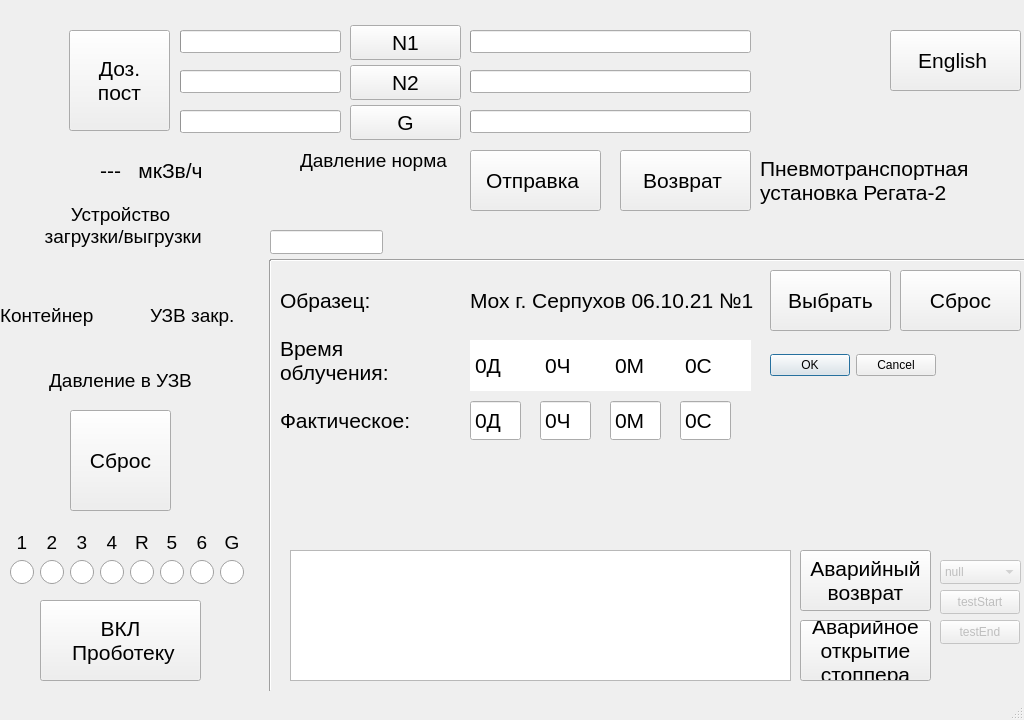
beeleph/PanelRegata2, file mainwindow.ui: the form before one commit.
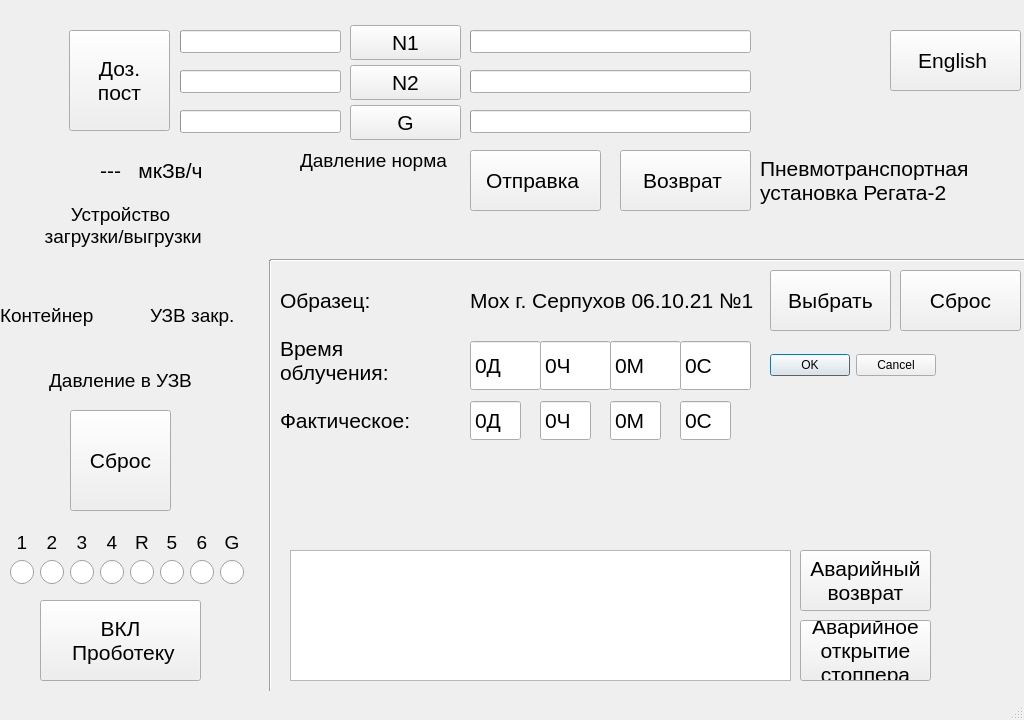
The form after the commit. Icons and pictures are not drawn. Custom widgets are drawn as their Qt base class.

Commit message:
tyring to catch the bug with maximumDOze == 0;
also reduce the timer to autoReturn when return button is pressed.

```diff
--- a/mainwindow.ui
+++ b/mainwindow.ui
@@ -1065,12 +1065,7 @@
      </font>
     </property>
     <property name="styleSheet">
-     <string notr="true">QSpinBox::down-button{
-    width: 30
-}
-QSpinBox::up-button{
-    width: 30
-}</string>
+     <string notr="true"/>
     </property>
     <property name="wrapping">
      <bool>false</bool>
@@ -1273,12 +1268,7 @@
      </font>
     </property>
     <property name="styleSheet">
-     <string notr="true">QSpinBox::down-button{
-    width: 30
-}
-QSpinBox::up-button{
-    width: 30
-}</string>
+     <string notr="true"/>
     </property>
     <property name="buttonSymbols">
      <enum>QAbstractSpinBox::NoButtons</enum>
@@ -1306,12 +1296,7 @@
      </font>
     </property>
     <property name="styleSheet">
-     <string notr="true">QSpinBox::down-button{
-    width: 30
-}
-QSpinBox::up-button{
-    width: 30
-}</string>
+     <string notr="true"/>
     </property>
     <property name="buttonSymbols">
      <enum>QAbstractSpinBox::NoButtons</enum>
@@ -1339,12 +1324,10 @@
      </font>
     </property>
     <property name="styleSheet">
-     <string notr="true">QSpinBox::down-button{
-    width: 30
-}
-QSpinBox::up-button{
-    width: 30
-}</string>
+     <string notr="true"/>
+    </property>
+    <property name="frame">
+     <bool>true</bool>
     </property>
     <property name="buttonSymbols">
      <enum>QAbstractSpinBox::NoButtons</enum>
@@ -1600,71 +1583,6 @@
      <set>QDialogButtonBox::Cancel|QDialogButtonBox::Ok</set>
     </property>
    </widget>
-   <widget class="QPushButton" name="testStartButton">
-    <property name="enabled">
-     <bool>false</bool>
-    </property>
-    <property name="geometry">
-     <rect>
-      <x>940</x>
-      <y>590</y>
-      <width>80</width>
-      <height>24</height>
-     </rect>
-    </property>
-    <property name="text">
-     <string>testStart</string>
-    </property>
-   </widget>
-   <widget class="QPushButton" name="testEndButton">
-    <property name="enabled">
-     <bool>false</bool>
-    </property>
-    <property name="geometry">
-     <rect>
-      <x>940</x>
-      <y>620</y>
-      <width>80</width>
-      <height>24</height>
-     </rect>
-    </property>
-    <property name="text">
-     <string>testEnd</string>
-    </property>
-   </widget>
-   <widget class="QComboBox" name="testPathComboBox">
-    <property name="enabled">
-     <bool>false</bool>
-    </property>
-    <property name="geometry">
-     <rect>
-      <x>940</x>
-      <y>560</y>
-      <width>81</width>
-      <height>24</height>
-     </rect>
-    </property>
-    <item>
-     <property name="text">
-      <string>null</string>
-     </property>
-    </item>
-    <item>
-     <property name="text">
-      <string>N1</string>
-     </property>
-    </item>
-    <item>
-     <property name="text">
-      <string>N2</string>
-     </property>
-    </item>
-    <item>
-     <property name="text">
-      <string>G</string>
-     </property>
-    </item>
-   </widget>
    <widget class="QPushButton" name="sampleResetButton">
     <property name="geometry">
      <rect>
@@ -1743,16 +1661,6 @@
      <set>Qt::AlignRight|Qt::AlignTrailing|Qt::AlignVCenter</set>
     </property>
    </widget>
-   <widget class="QLineEdit" name="lineEdit">
-    <property name="geometry">
-     <rect>
-      <x>270</x>
-      <y>230</y>
-      <width>113</width>
-      <height>24</height>
-     </rect>
-    </property>
-   </widget>
    <zorder>uzvLabel</zorder>
    <zorder>N1Button</zorder>
    <zorder>N2Button</zorder>
```
Left out of the diff: 4 changed lines with no effect on the pictures. The commit also changes 2 other files.
